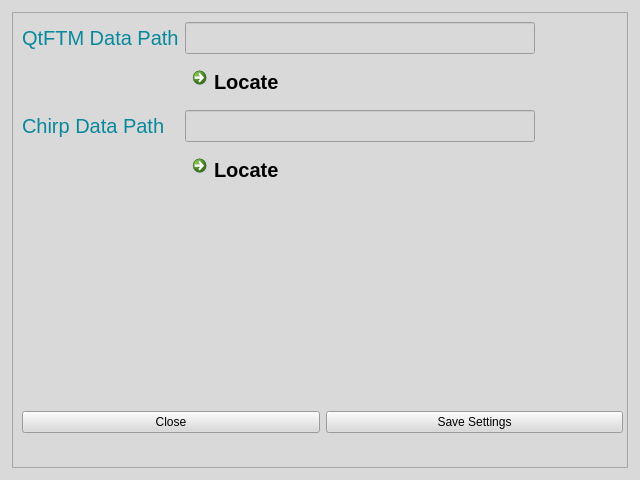
First picture: the form in Qt/Settings.ui, repository laserkelvin/FTSpecViewer, before the edit.
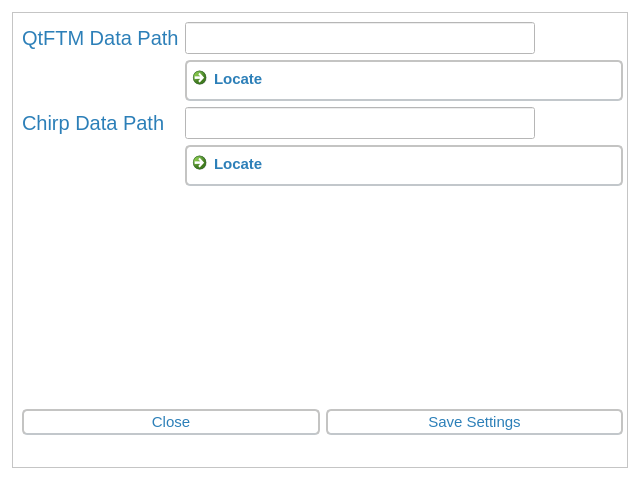
Second picture: the form after the edit.

The edit to the form file:
```diff
--- a/Qt/Settings.ui
+++ b/Qt/Settings.ui
@@ -15,12 +15,12 @@
   </property>
   <property name="styleSheet">
    <string notr="true">QMainWindow {
- background-color: #d9d9d9
+ background-color: #ffffff
 }
 
 QMenuBar {
- background-color: #66B9BF;
- color: #d9d9d9
+ background-color: #ffffff;
+ color: #ffffff
 }
 
 QMenuBar::item {
@@ -33,49 +33,55 @@
 }
 
 QWidget {
- background-color: #d9d9d9
+ background-color: #ffffff
 }
 
 QTabWidget {
-background-color: #66B9BF
+background-color: #ffffff
 }
 
 QLabel {
-color: #07889B
+color: #2c7fb8
 }
 
 QDoubleSpinBox {
-	background-color: #EEAA7B;
-	color: #d9d9d9;
+	background-color: #FFFFFF;
+	color: #2c7fb8;
 	font-size: 15px;
-border: 2px solid #C4C4C3;
+border: 1.5px solid #C4C4C3;
 border-bottom-color: #C2C7CB; /* same as the pane color */
-border-top-left-radius: 4px;
-border-top-right-radius: 4px;
-min-width: 8ex;
+border-top-left-radius: 5px;
+border-top-right-radius: 5px;
+border-bottom-left-radius: 5px;
+border-bottom-right-radius: 5px;
+min-width: 10ex;
 padding: 2px;
 }
 
 QSpinBox {
-	background-color: #EEAA7B;
-	color: #d9d9d9;
+	background-color: #FFFFFF;
+	color: #2c7fb8;
 	font-size: 15px;
-border: 2px solid #C4C4C3;
+border: 1.5px solid #C4C4C3;
 border-bottom-color: #C2C7CB; /* same as the pane color */
-border-top-left-radius: 4px;
-border-top-right-radius: 4px;
-min-width: 8ex;
+border-top-left-radius: 5px;
+border-top-right-radius: 5px;
+border-bottom-left-radius: 5px;
+border-bottom-right-radius: 5px;
+min-width: 10ex;
 padding: 2px;
 }
 
 QComboBox {
-background-color: #EEAA7B;
-color: #d9d9d9;
+background-color: #FFFFFF;
+color: #2c7fb8;
 font-size: 15px;
 border: 2px solid #C4C4C3;
 border-bottom-color: #C2C7CB; /* same as the pane color */
-border-top-left-radius: 4px;
-border-top-right-radius: 4px;
+border-top-left-radius: 5px;
+border-top-right-radius: 5px;
+border-bottom-left-radius: 5px;
+border-bottom-right-radius: 5px;
 min-width: 8ex;
 padding: 2px;
 }
@@ -88,8 +94,9 @@
 }
 /* Style the tab using the tab sub-control. Note that it reads QTabBar _not_ QTabWidget */
 QTabBar::tab {
-background: #EEAA7B;
-border: 2px solid #C4C4C3;
+background: #FFFFFF;
+color: #2c7fb8;
+border: 2px solid #FFFFFF;
 border-bottom-color: #C2C7CB; /* same as the pane color */
 border-top-left-radius: 4px;
 border-top-right-radius: 4px;
@@ -97,15 +104,29 @@
 padding: 2px;
 }
 QTabBar::tab:selected, QTabBar::tab:hover {
-background: #E37222;
-color: #d9d9d9
+background: #edf8b1;
+color: #2c7fb8
 }
 QTabBar::tab:selected {
-border-color: #9B9B9B;
+border-color: #edf8b1;
 border-bottom-color: #C2C7CB; /* same as pane color */
 }
 QTabBar::tab:!selected {
 margin-top: 2px; /* make non-selected tabs look smaller */
+}
+
+QPushButton {
+	background-color: #FFFFFF;
+	color: #2c7fb8;
+	font-size: 15px;
+border: 1.5px solid #C4C4C3;
+border-bottom-color: #C2C7CB; /* same as the pane color */
+border-top-left-radius: 5px;
+border-top-right-radius: 5px;
+border-bottom-left-radius: 5px;
+border-bottom-right-radius: 5px;
+min-width: 10ex;
+padding: 2px;
 }</string>
   </property>
   <widget class="QFrame" name="frame">
@@ -215,7 +236,7 @@
       <widget class="QCommandLinkButton" name="commandLinkButtonQTFTMPath">
        <property name="font">
         <font>
-         <pointsize>15</pointsize>
+         <pointsize>-1</pointsize>
         </font>
        </property>
        <property name="toolTip">
@@ -233,7 +254,7 @@
       <widget class="QCommandLinkButton" name="commandLinkButtonChirpPath">
        <property name="font">
         <font>
-         <pointsize>15</pointsize>
+         <pointsize>-1</pointsize>
         </font>
        </property>
        <property name="toolTip">
```
